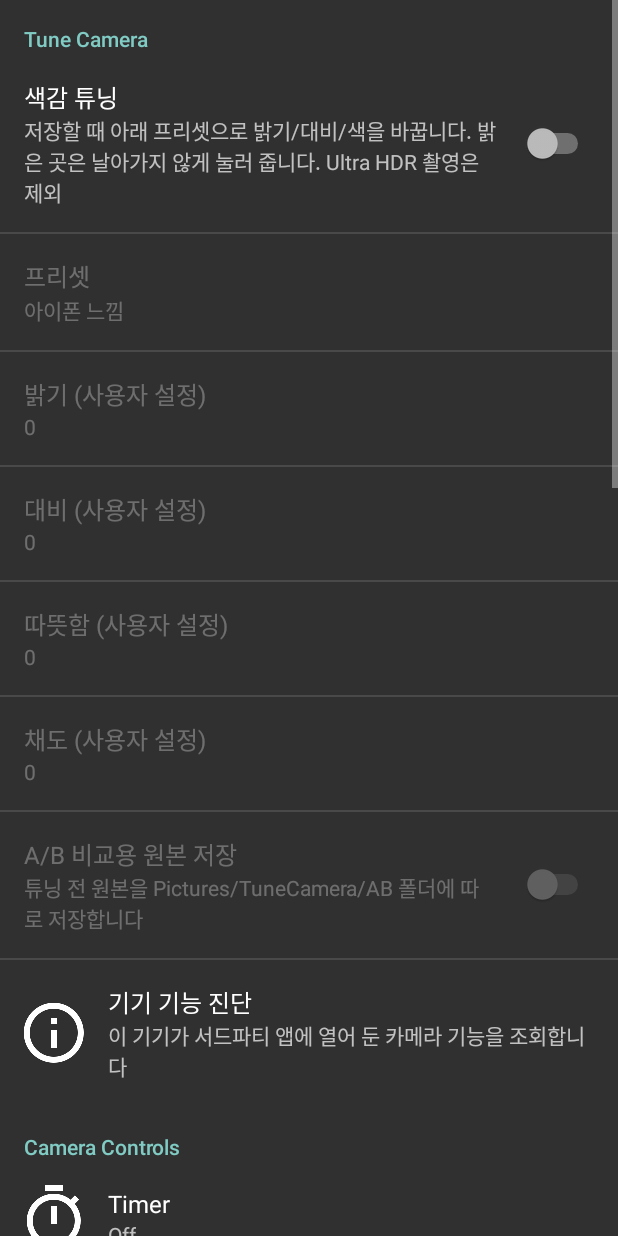
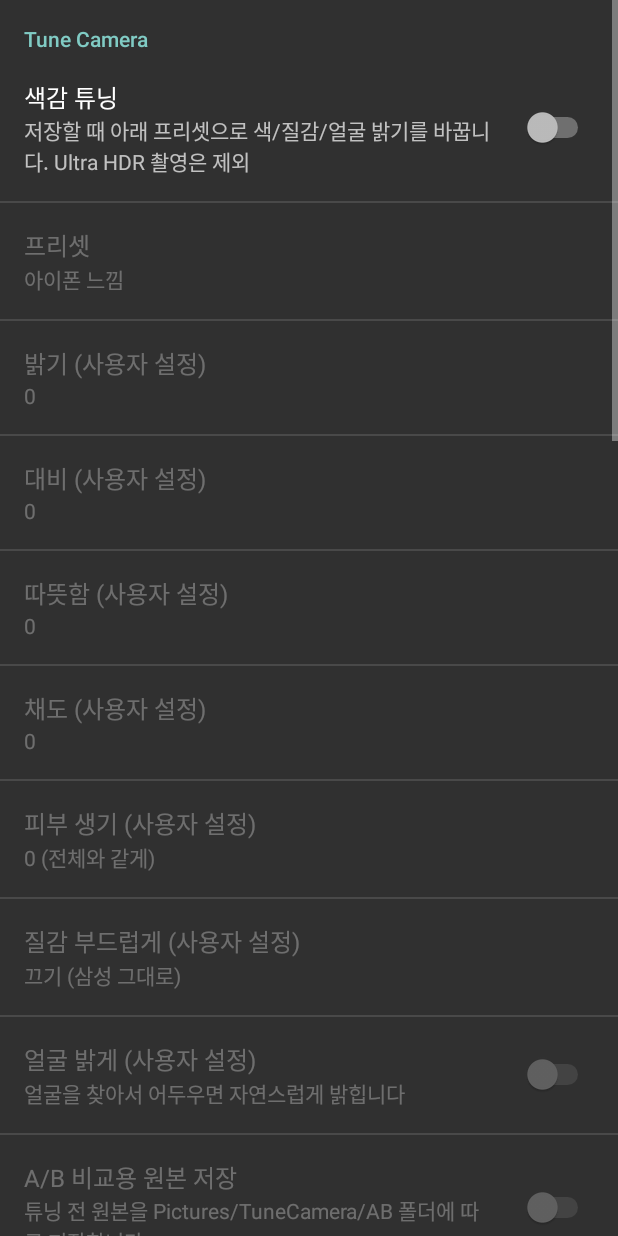
Before and after one commit to shapkeem/camera, an Android app: the screen it shows after launch (MainActivity), after a tap on "Settings", on a phone screen of 412 x 824 dp. Run offline under Robolectric (Android 15) with nearby library versions, the phone set to English and light mode, and no system bars; pictures from the network do not load; 15 statements that could not run were skipped.

Commit message:
Tune: iPhone look v3 fitted on studio pairs, plus texture, skin and face lighting
- Global colour refit on GSMArena studio pairs (iPhone 12 Pro vs Flip5/S24,
  good and low light, cross-validated): warmth +10, saturation -10, no
  global brightness/contrast. Mean CIELAB dE 6.65 -> 5.11 (v2 was 7.36)
- Skin saturation separate (+35%) and face lighting (ML Kit faces, feathered
  ellipse, towards luma 140, max x1.15): selfie skin 137.9 -> 146.1
  (iPhone 147.1)
- Texture: remove 40% of the finest luma band (Flip7 has 1.5-2x iPhone's
  fine detail); selfie fine/mid 1.49 -> 1.04 (iPhone 1.08)
- Face-priority AE/AF (HAL face detection) when face lighting is on
- Custom preset gets skin, texture and face options; arm64-only build
  keeps the ML Kit native lib at one ABI (APK 19.6MB)

Co-Authored-By: Claude Opus 5.5 <noreply@anthropic.com>
Claude-Session: https://claude.ai/code/session_019mB7QUumfY2ADyr63NHPyo

```diff
--- a/app/app/src/main/java/net/sourceforge/opencamera/MyApplicationInterface.java
+++ b/app/app/src/main/java/net/sourceforge/opencamera/MyApplicationInterface.java
@@ -692,6 +692,11 @@ public class MyApplicationInterface extends BasicApplicationInterface {
         if( isCameraExtensionPref() ) {
             // not supported for camera extensions
             return false;
+        }
+        if( TuneProcessor.isEnabled(main_activity) && TuneProcessor.lookFromPrefs(main_activity).faceLight ) {
+            // Tune Camera face lighting: also let the camera meter and focus on faces
+            // (HAL face detection + CONTROL_SCENE_MODE_FACE_PRIORITY), like iPhone does
+            return true;
         }
         return sharedPreferences.getBoolean(PreferenceKeys.FaceDetectionPreferenceKey, false);
     }
--- a/app/app/src/main/res/values/arrays_tune.xml
+++ b/app/app/src/main/res/values/arrays_tune.xml
@@ -38,4 +38,18 @@
         <item>-10</item><item>-6</item><item>-3</item><item>0</item>
         <item>3</item><item>6</item><item>9</item><item>12</item><item>15</item>
     </string-array>
+
+    <string-array name="tune_skin_entries">
+        <item>0 (전체와 같게)</item><item>+10%</item><item>+20%</item><item>+30%</item><item>+40%</item>
+    </string-array>
+    <string-array name="tune_skin_values">
+        <item>0</item><item>10</item><item>20</item><item>30</item><item>40</item>
+    </string-array>
+
+    <string-array name="tune_soften_entries">
+        <item>끄기 (삼성 그대로)</item><item>약하게 (20%)</item><item>중간 (40%)</item><item>강하게 (60%)</item>
+    </string-array>
+    <string-array name="tune_soften_values">
+        <item>0</item><item>20</item><item>40</item><item>60</item>
+    </string-array>
 </resources>
--- a/app/app/src/main/res/xml/preferences.xml
+++ b/app/app/src/main/res/xml/preferences.xml
@@ -8,7 +8,7 @@
         <SwitchPreference
             android:key="preference_tune_enabled"
             android:title="색감 튜닝"
-            android:summary="저장할 때 아래 프리셋으로 밝기/대비/색을 바꿉니다. 밝은 곳은 날아가지 않게 눌러 줍니다. Ultra HDR 촬영은 제외"
+            android:summary="저장할 때 아래 프리셋으로 색/질감/얼굴 밝기를 바꿉니다. Ultra HDR 촬영은 제외"
             android:defaultValue="false"
             />
 
@@ -59,6 +59,34 @@
             android:entries="@array/tune_percent30_entries"
             android:entryValues="@array/tune_percent30_values"
             android:defaultValue="0"
+            android:dependency="preference_tune_enabled"
+            />
+
+        <ListPreference
+            android:key="preference_tune_skin"
+            android:title="피부 생기 (사용자 설정)"
+            android:summary="%s"
+            android:entries="@array/tune_skin_entries"
+            android:entryValues="@array/tune_skin_values"
+            android:defaultValue="0"
+            android:dependency="preference_tune_enabled"
+            />
+
+        <ListPreference
+            android:key="preference_tune_soften"
+            android:title="질감 부드럽게 (사용자 설정)"
+            android:summary="%s"
+            android:entries="@array/tune_soften_entries"
+            android:entryValues="@array/tune_soften_values"
+            android:defaultValue="0"
+            android:dependency="preference_tune_enabled"
+            />
+
+        <SwitchPreference
+            android:key="preference_tune_face"
+            android:title="얼굴 밝게 (사용자 설정)"
+            android:summary="얼굴을 찾아서 어두우면 자연스럽게 밝힙니다"
+            android:defaultValue="false"
             android:dependency="preference_tune_enabled"
             />
 
```
Also changed, not shown: app/app/build.gradle (+8 -0 lines), app/app/src/main/java/com/shapkeem/camera/tune/FaceFinder.java (added, +63 -0 lines), app/app/src/main/java/com/shapkeem/camera/tune/TuneProcessor.java (+188 -35 lines), app/app/src/main/java/net/sourceforge/opencamera/PostProcessing.java (+7 -3 lines), 2 other files.
